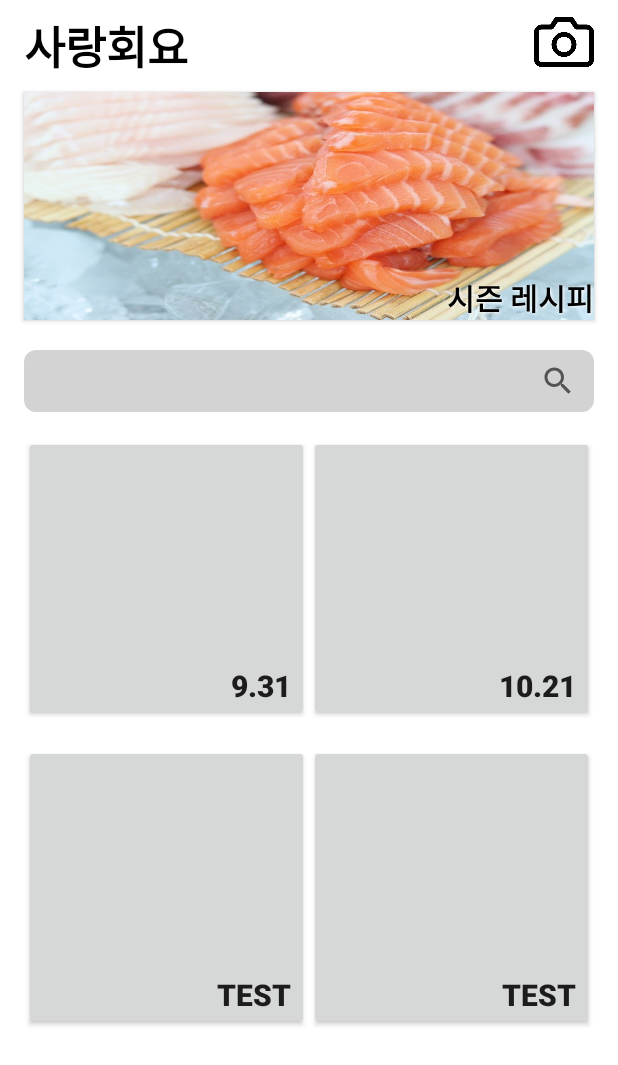
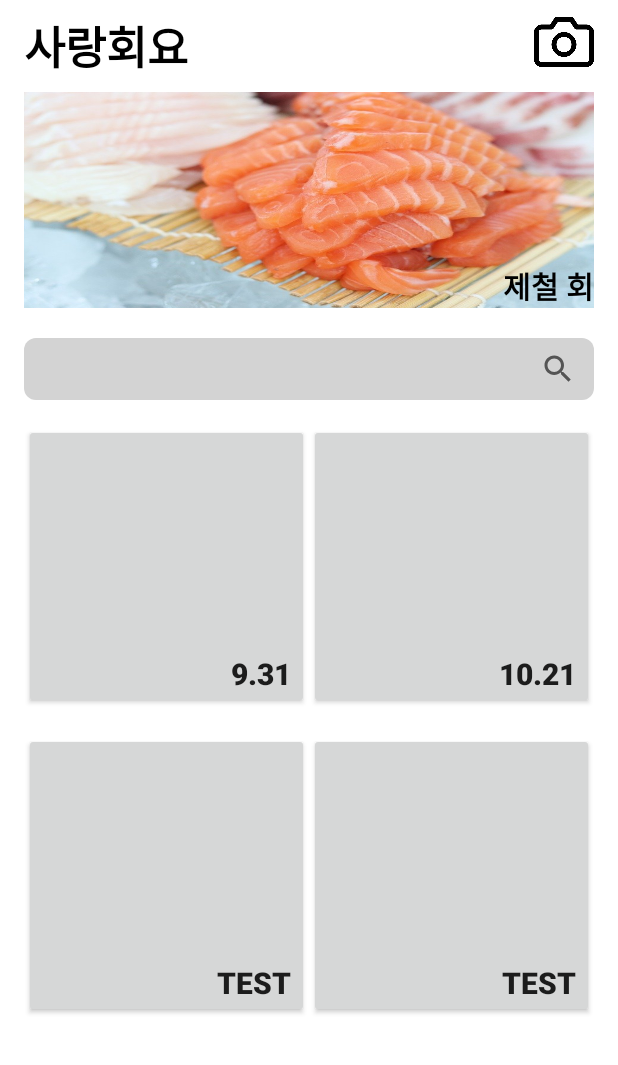
Before and after one commit to dami138/loveSashimi, an Android app: the screen it shows after launch (MainActivity), on a phone screen of 412 x 824 dp. Shown: the top 1065 px of the screen. Run offline under Robolectric (Android 15) with nearby library versions, the phone set to English and light mode, and no system bars; our stand-ins replace Firebase (no records; nobody signed in at launch, a user with empty details on screens opened directly).

Commit message:
1. 제철 회 안내 기능 구현  - 메인 화면에 제철 회가 뜨고, 누르면 상세정보 확인 가능
2. 회 검색 기능 구현
 - 검색 버튼 누를 시 해당 회의 상세정보 확인 가능
 - 검색 결과가 없을 시 이전 검색 결과가 뜨고 있는데.. 결과가 없을 시 토스트를 띄우든 수정 해야 할 듯

3. 상세 정보에 설명만 띄우게 되어 있음
 - Efficacy(효능) Cooking(요리) HowToEat(먹는방법) 추가 要

고민: 딥러닝 수행 시 탐색 결과의 종류가 여러개 나오면 그 개수만큼 두번째 창을 띄울까 ?

```diff
--- a/android UI/app/build.gradle
+++ b/android UI/app/build.gradle
@@ -2,6 +2,7 @@ plugins {
     id 'com.android.application'
     id 'kotlin-android'
     id 'kotlin-android-extensions'
+    id 'com.google.gms.google-services'
 }
 
 android {
@@ -42,6 +43,7 @@ dependencies {
     implementation 'com.google.android.material:material:1.4.0'
     implementation 'androidx.constraintlayout:constraintlayout:2.1.1'
     implementation 'com.github.bumptech.glide:glide:4.11.0'
+    implementation 'com.google.firebase:firebase-firestore-ktx:24.0.0'
     testImplementation 'junit:junit:4.+'
     androidTestImplementation 'androidx.test.ext:junit:1.1.3'
     androidTestImplementation 'androidx.test.espresso:espresso-core:3.4.0'
--- a/android UI/app/src/main/java/kr/ac/kumoh/s20190541/teamproject/MainActivity.kt
+++ b/android UI/app/src/main/java/kr/ac/kumoh/s20190541/teamproject/MainActivity.kt
@@ -1,27 +1,41 @@
 package kr.ac.kumoh.s20190541.teamproject
 
+import android.content.ContentValues
+import android.content.ContentValues.TAG
 import android.content.Intent
 import android.graphics.BitmapFactory
+import android.os.Build
 import androidx.appcompat.app.AppCompatActivity
 import android.os.Bundle
 import android.os.Environment
 import android.provider.MediaStore
+import android.util.Log
+import android.widget.ImageView
+import android.widget.SearchView
 import android.widget.Toast
+import androidx.annotation.RequiresApi
 import androidx.core.content.FileProvider
 import com.bumptech.glide.Glide
+import com.google.firebase.firestore.FirebaseFirestore
 import kotlinx.android.synthetic.main.activity_main.*
 import kr.ac.kumoh.s20190541.teamproject.databinding.ActivityMainBinding
 import java.io.File
+import java.time.LocalDate
+import java.time.format.DateTimeFormatter
 
 class MainActivity : AppCompatActivity() {
-
+    // firebase DB연결
+    var db = FirebaseFirestore.getInstance()
     private lateinit var binding: ActivityMainBinding
     private lateinit var photoFile: File
     private var REQUEST_CODE_FOR_IMAGE_CAPTURE = 123
+    private lateinit var searchView: SearchView
+    @RequiresApi(Build.VERSION_CODES.O)
     override fun onCreate(savedInstanceState: Bundle?) {
         super.onCreate(savedInstanceState)
         binding = ActivityMainBinding.inflate(layoutInflater)
         setContentView(binding.root)
+
 
         binding.cameraBtn.setOnClickListener {
             val intent = Intent(MediaStore.ACTION_IMAGE_CAPTURE)
@@ -36,11 +50,85 @@ class MainActivity : AppCompatActivity() {
             }
         }
 
+        //두번째 화면으로 값을 전달하기 위한 해쉬맵
+        var rawFish = HashMap<String,Any>()
+
+        //오늘은 몇월인지 계산
+        val current = LocalDate.now()
+        val formatter = DateTimeFormatter.ofPattern("M")
+        val season = current.format(formatter)
+        //Log.d(TAG, "오늘은"+season)
+
+        // firebase 데이터 불러옴
+        val rawFishDB = db.collection("RawFish")
+
+        // 시즌 레시피에 이번 달의 제철 회가 뜸
+        rawFishDB.whereEqualTo("Season", season.toInt())
+            .get()
+            .addOnSuccessListener { documents ->
+                for (document in documents) {
+                    rawFish = document.data as HashMap<String, Any>
+                    Log.d(TAG, "제철 회 추천기능"+rawFish)
+
+                    //사진 변경
+                    Glide.with(this).load("${document.getData().get("Image")}")
+                        .into(rec_btn)
+                }
+            }
+            .addOnFailureListener { exception ->
+                Log.d(ContentValues.TAG, "Error getting documents: ", exception)
+            }
+
+
         rec_btn.setOnClickListener {
             // 두번째 화면 테스트
             val intent = Intent(this, MainActivity2::class.java)
+            //intent.putExtra("mode", "recommend")
+
+            // 선택된 회들 intent로 두번째 화면에 보내기
+            intent.putExtra("rawFish", rawFish)
+
             startActivity(intent)
         }
+
+        // 검색창 기능 구현
+        searchView = findViewById(R.id.search)
+
+        searchView.setOnQueryTextListener(object : SearchView.OnQueryTextListener {
+            override fun onQueryTextSubmit(query: String): Boolean {
+                //검색 키워드(query)와 똑같은 Name을 가진 회가 있는지 DB에서 탐색
+                rawFishDB.whereEqualTo("Name", query)
+                    .get()
+                    .addOnSuccessListener { documents ->
+                        for (document in documents) {
+                            rawFish = document.data as HashMap<String, Any>
+                            Log.d(TAG, "검색기능"+rawFish)
+                        }
+                        if (rawFish.size != 0) {
+                            // 두번째 화면
+                            val intent = Intent(this@MainActivity, MainActivity2::class.java)
+                            //intent.putExtra("mode", "search")
+
+                            // 선택된 회들 intent로 두번째 화면에 보내기
+                            intent.putExtra("rawFish", rawFish)
+
+                            startActivity(intent)
+
+                        } else {
+                            Toast.makeText(this@MainActivity, "No Match found", Toast.LENGTH_LONG).show()
+                        }
+                    }
+                    .addOnFailureListener { exception ->
+                        Log.d(ContentValues.TAG, "Error getting documents: ", exception)
+                    }
+                return false
+            }
+            override fun onQueryTextChange(newText: String): Boolean {
+                return false
+            }
+        })
+
+
 
         diary_btn1.setOnClickListener {
 
--- a/android UI/app/src/main/res/layout/activity_main.xml
+++ b/android UI/app/src/main/res/layout/activity_main.xml
@@ -33,38 +33,50 @@
             android:src="@drawable/camera" />
     </RelativeLayout>
 
-    <android.widget.Button
+
+    <FrameLayout
+        android:layout_width="match_parent"
+        android:layout_height="152dp">
+        <ImageView
             android:id="@+id/rec_btn"
             android:layout_width="match_parent"
             android:layout_height="152dp"
             android:layout_marginTop="8dp"
             android:layout_marginLeft="16dp"
             android:layout_marginRight="16dp"
-        android:background="@drawable/rawfish1"
-        android:gravity="bottom|right"
+            android:src="@drawable/rawfish1"
+            android:scaleType="fitXY"
             android:shadowColor="@color/white"
             android:shadowDx="1"
             android:shadowDy="1"
-        android:shadowRadius="2"
-        android:text="시즌 레시피"
+            android:shadowRadius="2"/>
+
+        <TextView
+            android:layout_width="wrap_content"
+            android:layout_height="wrap_content"
+            android:layout_gravity="bottom|right"
+            android:layout_marginRight="16dp"
+            android:text="제철 회"
             android:textColor="@color/black"
             android:textSize="20dp"
-        android:textStyle="bold"
-        android:layout_gravity="center"/>
+            android:textStyle="bold">
+
+        </TextView>
+    </FrameLayout>
+
 
     <SearchView
         android:id="@+id/search"
         android:layout_width="match_parent"
         android:layout_height="41dp"
+        android:layout_gravity="center"
         android:layout_marginLeft="16dp"
+        android:layout_marginTop="20dp"
         android:layout_marginRight="16dp"
-        android:layout_marginTop="20dp"
+        android:background="@drawable/radius"
+        android:iconifiedByDefault="true"
         android:layoutDirection="rtl"
-        android:iconifiedByDefault="true"
-        android:background="@drawable/radius"
-        android:queryHint="회를 입력하세요"
-        android:layout_gravity="center">
-    </SearchView>
+        android:queryHint="회를 입력하세요"></SearchView>
 
     <LinearLayout
         android:layout_width="wrap_content"
--- a/android UI/app/src/main/res/layout/activity_main2.xml
+++ b/android UI/app/src/main/res/layout/activity_main2.xml
@@ -42,7 +42,7 @@
             android:textSize="20dp" />
 
         <ImageView
-            android:id="@+id/image"
+            android:id="@+id/image2"
             android:layout_width="match_parent"
             android:layout_height="180dp"
             android:layout_below="@id/name"
--- a/android UI/build.gradle
+++ b/android UI/build.gradle
@@ -7,6 +7,7 @@ buildscript {
     dependencies {
         classpath "com.android.tools.build:gradle:7.0.2"
         classpath "org.jetbrains.kotlin:kotlin-gradle-plugin:1.5.20"
+        classpath 'com.google.gms:google-services:4.3.10'
 
         // NOTE: Do not place your application dependencies here; they belong
         // in the individual module build.gradle files
```
Also changed, not shown: android UI/app/src/main/java/kr/ac/kumoh/s20190541/teamproject/MainActivity2.kt (+36 -1 lines), 1 other file. Lines whose indentation alone changed are shown as unchanged.
